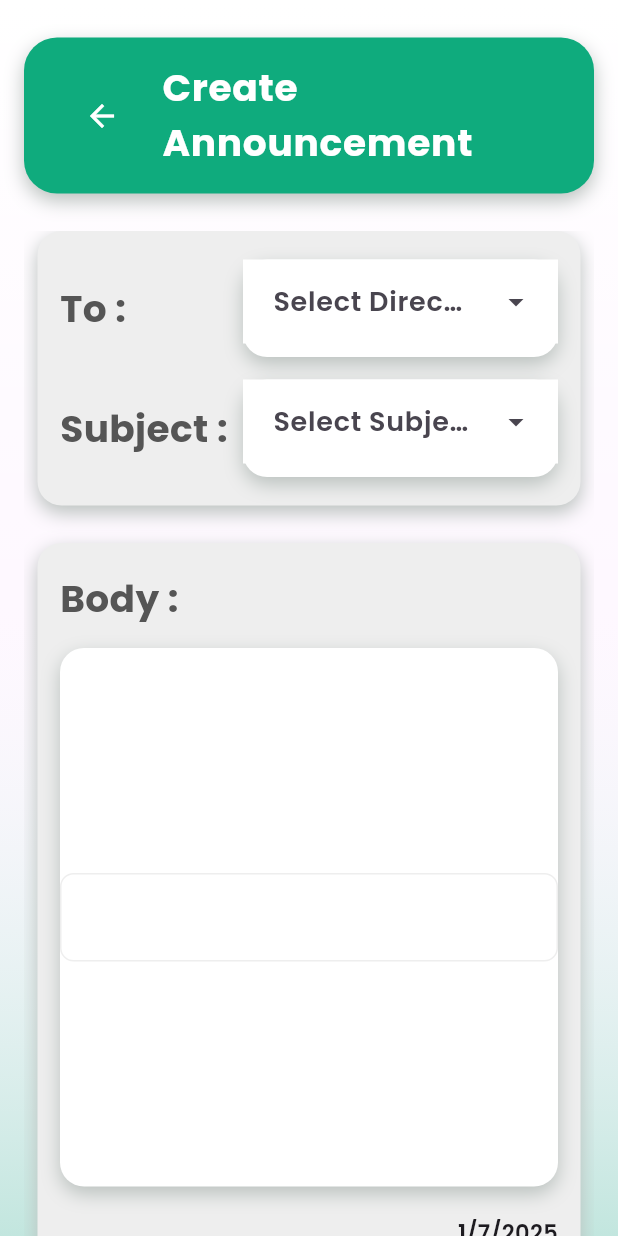
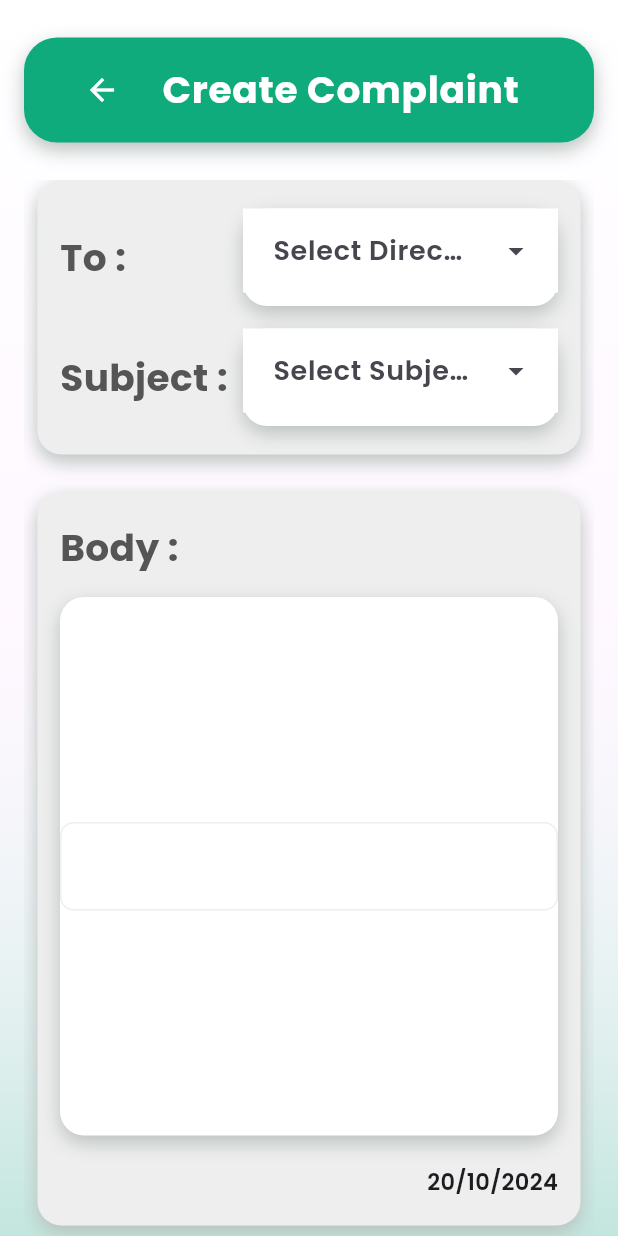
Before and after one commit to wyousry/DEPI_HAPD, a Flutter app: the ComplaintsStudentView screen opened by its route, on a phone screen of 412 x 824 dp. Run offline on Flutter 3.47's test engine with Material 3 defaults, Android fonts, the light colour scheme and no system bars; our stand-ins replace curved_navigation_bar, font_awesome_flutter, go_router, google_fonts, percent_indicator.

Commit message:
Changed date to display current date in body_announcement.dart

```diff
--- a/lib/Features/Announcement/presentation/views/widgets/body_announcement.dart
+++ b/lib/Features/Announcement/presentation/views/widgets/body_announcement.dart
@@ -1,8 +1,8 @@
-
 import 'package:depi_hapd/Features/Authentication/presentation/views/widgets/custom_shadow.dart';
 import 'package:depi_hapd/constant.dart';
 import 'package:depi_hapd/core/utils/styles.dart';
 import 'package:flutter/material.dart';
+import 'package:intl/intl.dart'; // Import the intl package
 
 class BodyAnnouncement extends StatelessWidget {
   const BodyAnnouncement({super.key, this.widget});
@@ -11,6 +11,9 @@ class BodyAnnouncement extends StatelessWidget {
 
   @override
   Widget build(BuildContext context) {
+    // Get the current date
+    String currentDate = DateFormat('d/M/yyyy').format(DateTime.now());
+
     return CustomShadow(
       borderRadius: BorderRadius.circular(16),
       color: kGrey.shade200,
@@ -29,8 +32,7 @@ class BodyAnnouncement extends StatelessWidget {
             margin: const EdgeInsets.only(top: 20),
             alignment: Alignment.bottomRight,
             child: Text(
-              /*"${record.date} "*/
-              "1/7/2025",
+              currentDate, // Use the current date here
               style: Styles.text15Stylew600,
             ),
           ),
--- a/lib/Features/Complaints/presentation/views/widgets/complaints_student_view_body.dart
+++ b/lib/Features/Complaints/presentation/views/widgets/complaints_student_view_body.dart
@@ -21,7 +21,7 @@ class ComplaintsStudentViewBody extends StatelessWidget {
         child: Column(
           children: [
             AppBarListTile(
-              title: 'Create Announcement',
+              title: 'Create Complaint',
               edgeInsets: const EdgeInsets.only(top: 7, bottom: 7, left: 16),
               leading: IconButton(
                   onPressed: () {
--- a/pubspec.yaml
+++ b/pubspec.yaml
@@ -36,6 +36,7 @@ dependencies:
   go_router: ^14.2.8
   google_fonts: ^6.2.1
   percent_indicator: ^4.2.3
+  intl: ^0.17.0
 
 
   # The following adds the Cupertino Icons font to your application.
```
Also changed, not shown: pubspec.lock.
